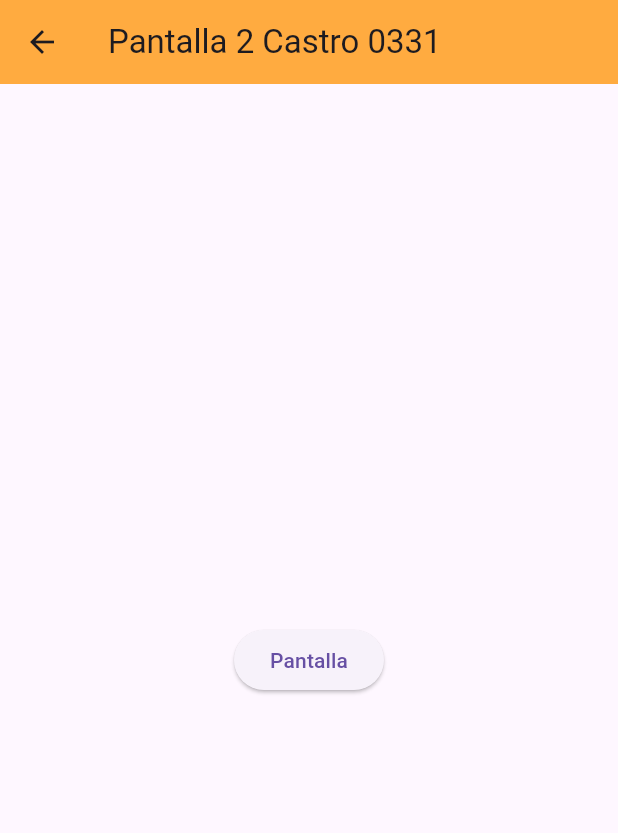
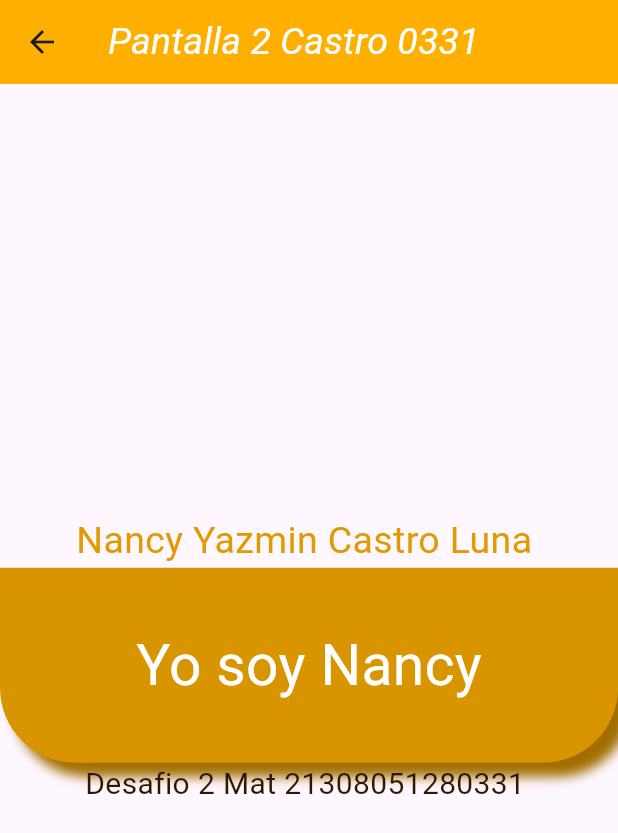
Before and after one commit to CastroNancy/u2Act2_0331, a Flutter app: the Pantalla2_0331 screen opened by its route, on a phone screen of 412 x 824 dp. Shown: the top 833 px of the screen. Run offline on Flutter 3.47's test engine with Material 3 defaults, Android fonts, the phone set to English and light mode, and no system bars.

Commit message:
Update pantalla2_0331.dart

```diff
--- a/lib/pantalla2_0331.dart
+++ b/lib/pantalla2_0331.dart
@@ -9,14 +9,64 @@ class Pantalla2_0331 extends StatelessWidget {
   Widget build(BuildContext context) {
     return Scaffold(
       appBar: AppBar(
-        title: Text("Pantalla 2 Castro 0331"),
-        backgroundColor: Colors.orangeAccent,
+        title: Text(
+          "Pantalla 2 Castro 0331",
+          style: TextStyle(
+            fontSize: 25,
+            fontStyle: FontStyle.italic,
+            color: Color(0xffffffff),
+          ),
+        ),
+        backgroundColor: Color(0xffffaf00),
       ),
       body: Center(
-         child: Column(
+        child: Column(
           mainAxisAlignment: MainAxisAlignment.center,
           children: [
-            ElevatedButton(onPressed: () {}, child: const Text("Pantalla"))
+            Container(
+              child: Text(
+                "Nancy Yazmin Castro Luna ",
+                style: TextStyle(
+                  fontSize: 25,
+                  color: Color(0xffe19a00),
+                ),
+              ),
+            ),
+            Container(
+              height: 130,
+              width: double.infinity,
+              decoration: BoxDecoration(
+                color: Color(0xffd99500),
+                borderRadius: BorderRadius.only(
+                  bottomRight: Radius.circular(50),
+                  bottomLeft: Radius.circular(50),
+                ),
+                boxShadow: [
+                  BoxShadow(
+                    color: Color(0xffa26e00),
+                    offset: Offset(9, 9),
+                    blurRadius: 6,
+                  ),
+                ],
+              ),
+              alignment: Alignment.center,
+              child: Text(
+                'Yo soy Nancy',
+                style: TextStyle(
+                  fontSize: 38,
+                  color: Colors.white,
+                ),
+              ),
+            ),
+            Container(
+              child: Text(
+                "Desafio 2 Mat 21308051280331 ",
+                style: TextStyle(
+                  fontSize: 20,
+                  color: Color(0xff301700),
+                ),
+              ),
+            ),
           ],
         ),
       ),
```
